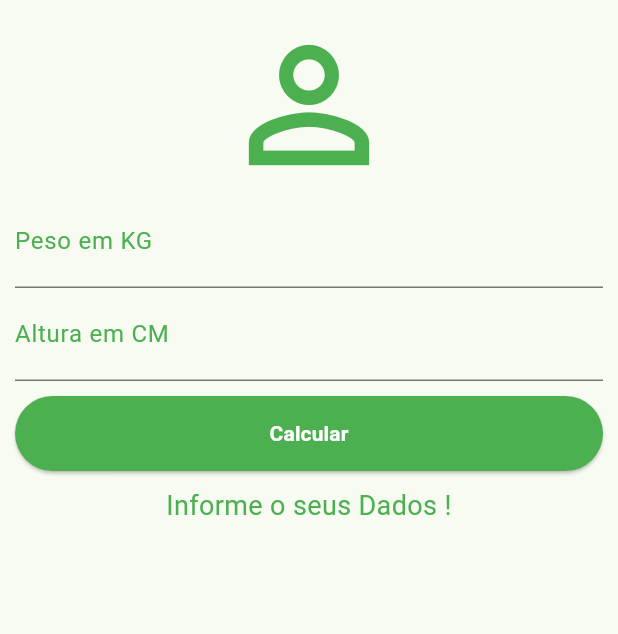
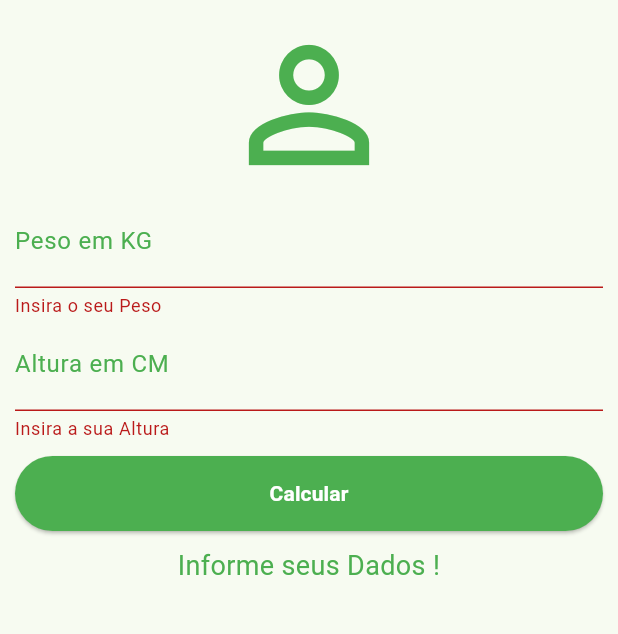
Before and after one commit to kengiiGMs/Calculadora-IMC-Flutter, a Flutter app: the screen it shows after launch, after a tap on "Calcular", on a phone screen of 412 x 824 dp, the part 84-718 px from its top. Run offline on Flutter 3.47's test engine with Material 3 defaults, Android fonts, the phone set to English and light mode, and no system bars.

```diff
--- a/lib/ui/home_page.dart
+++ b/lib/ui/home_page.dart
@@ -8,6 +8,43 @@ class HomePage extends StatefulWidget {
 }
 
 class _HomePageState extends State<HomePage> {
+  TextEditingController weightController = TextEditingController();
+  TextEditingController heightController = TextEditingController();
+
+  GlobalKey<FormState> _formKey = GlobalKey<FormState>();
+
+  String _infoText = "Informe seus Dados !";
+
+  void _resetField() {
+    weightController.text = "";
+    heightController.text = "";
+    setState(() {
+      _infoText = "Infome seus Dados !";
+    });
+  }
+
+  void _calculate() {
+    setState(() {
+      double weight = double.parse(weightController.text);
+      double height = double.parse(heightController.text);
+      double imc = weight / (height * height);
+
+      if (imc < 18.6) {
+        _infoText = "Abaixo do Peso (${imc.toStringAsPrecision(3)})";
+      } else if (imc >= 18.6 && imc <= 24.9) {
+        _infoText = "Peso Ideal (${imc.toStringAsPrecision(3)})";
+      } else if (imc >= 24.9 && imc <= 29.9) {
+        _infoText = "Levemente Acima do Peso (${imc.toStringAsPrecision(3)})";
+      } else if (imc >= 29.9 && imc <= 34.9) {
+        _infoText = "Obesidade Grau I (${imc.toStringAsPrecision(3)})";
+      } else if (imc >= 24.9 && imc <= 39.9) {
+        _infoText = "Obesidade Grau II (${imc.toStringAsPrecision(3)})";
+      } else if (imc >= 40.0) {
+        _infoText = "Obesidade Grau III (${imc.toStringAsPrecision(3)})";
+      }
+    });
+  }
+
   @override
   Widget build(BuildContext context) {
     return Scaffold(
@@ -17,18 +54,22 @@ class _HomePageState extends State<HomePage> {
         backgroundColor: Colors.green,
         actions: [
           IconButton(
-            onPressed: () {},
+            onPressed: () {
+              _resetField();
+            },
             icon: Icon(Icons.refresh, color: Colors.white),
           ),
         ],
       ),
       body: SingleChildScrollView(
         padding: EdgeInsets.fromLTRB(10.0, 10.0, 10.0, 0),
+        child: Form(
+          key: _formKey,
           child: Column(
             crossAxisAlignment: CrossAxisAlignment.stretch,
             children: [
               Icon(Icons.person_outline, size: 120.0, color: Colors.green),
-            TextField(
+              TextFormField(
                 keyboardType: TextInputType.number,
                 decoration: InputDecoration(
                   labelText: "Peso em KG",
@@ -36,8 +77,14 @@ class _HomePageState extends State<HomePage> {
                 ),
                 textAlign: TextAlign.center,
                 style: TextStyle(color: Colors.green, fontSize: 20.0),
+                controller: weightController,
+                validator: (value) {
+                  if (value == null || value.isEmpty) {
+                    return "Insira o seu Peso";
+                  }
+                },
               ),
-            TextField(
+              TextFormField(
                 keyboardType: TextInputType.number,
                 decoration: InputDecoration(
                   labelText: "Altura em CM",
@@ -45,13 +92,23 @@ class _HomePageState extends State<HomePage> {
                 ),
                 textAlign: TextAlign.center,
                 style: TextStyle(color: Colors.green, fontSize: 20.0),
+                controller: heightController,
+                validator: (value) {
+                  if (value == null || value.isEmpty) {
+                    return "Insira a sua Altura";
+                  }
+                },
               ),
               Padding(
                 padding: EdgeInsets.only(top: 10.0, bottom: 10.0),
                 child: Container(
                   height: 50.0,
                   child: ElevatedButton(
-                  onPressed: () {},
+                    onPressed: () {
+                      if (_formKey.currentState?.validate() ?? false) {
+                        _calculate();
+                      }
+                    },
                     child: Text(
                       "Calcular",
                       style: TextStyle(
@@ -66,13 +123,14 @@ class _HomePageState extends State<HomePage> {
                 ),
               ),
               Text(
-              "Informe o seus Dados !",
+                _infoText,
                 textAlign: TextAlign.center,
                 style: TextStyle(color: Colors.green, fontSize: 18),
               ),
             ],
           ),
         ),
+      ),
     );
   }
 }
```
Lines whose indentation alone changed are shown as unchanged.
